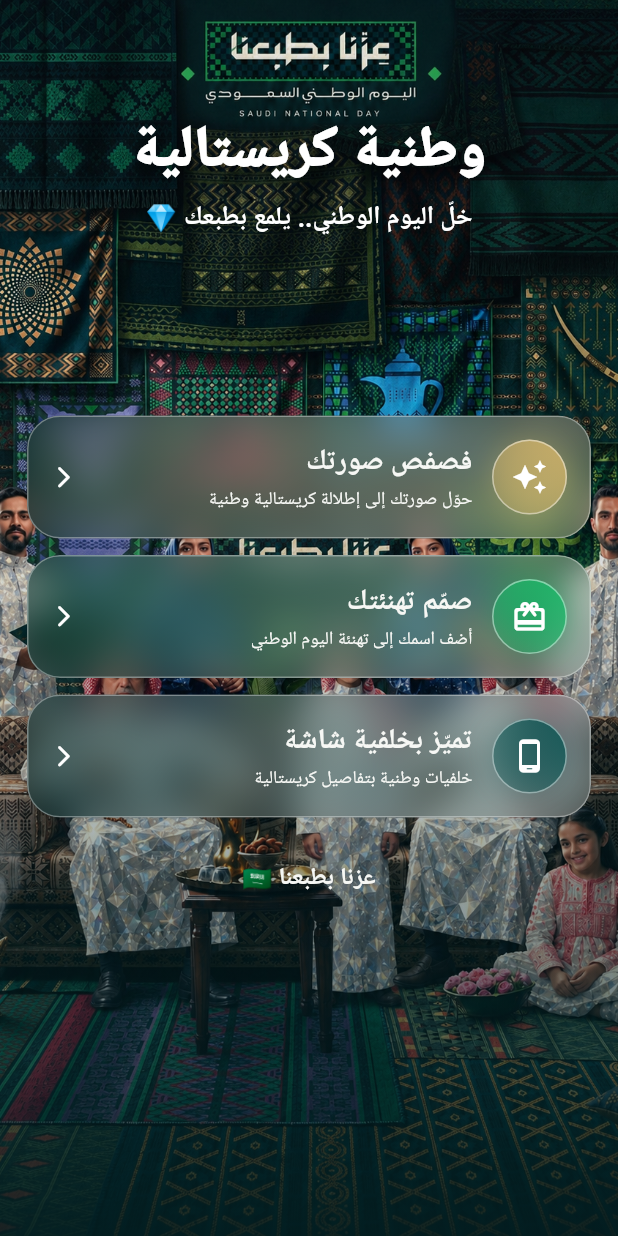
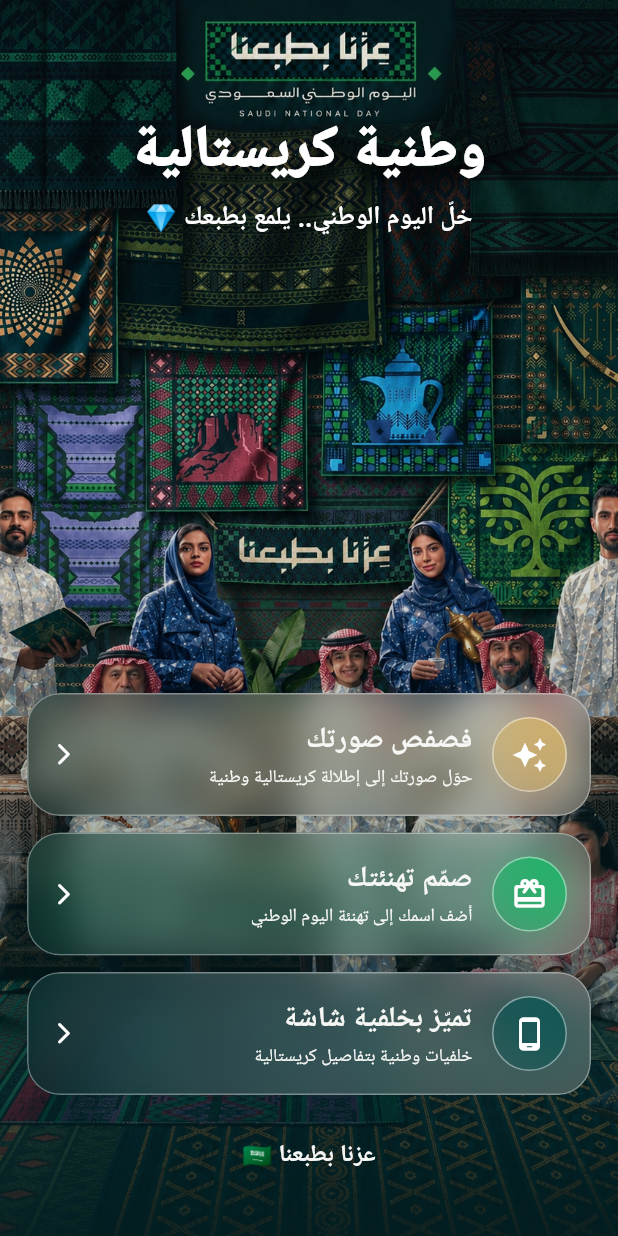
Before and after one commit to TahaniBadrAlmotairi/azna_btabana_96_flutter, a Flutter app: the screen it shows after launch, on a phone screen of 412 x 824 dp. Run offline on Flutter 3.47's test engine with Material 3 defaults, Android fonts, the phone set to English and light mode, and no system bars; our stand-ins replace image_picker; missing offline and left inert: heic_to_png_jpg, universal_html; Roboto replaces fonts that are missing (SaudiWeb).

Commit message:
Update home hero design

```diff
--- a/lib/features/home/home_page.dart
+++ b/lib/features/home/home_page.dart
@@ -147,7 +147,7 @@
                       // قبل ظهور الأزرار
                       // ======================================================
 
-                      const SizedBox(height: 120),
+                      const SizedBox(height: 305),
 
                       // ======================================================
                       // SERVICE 1
```
